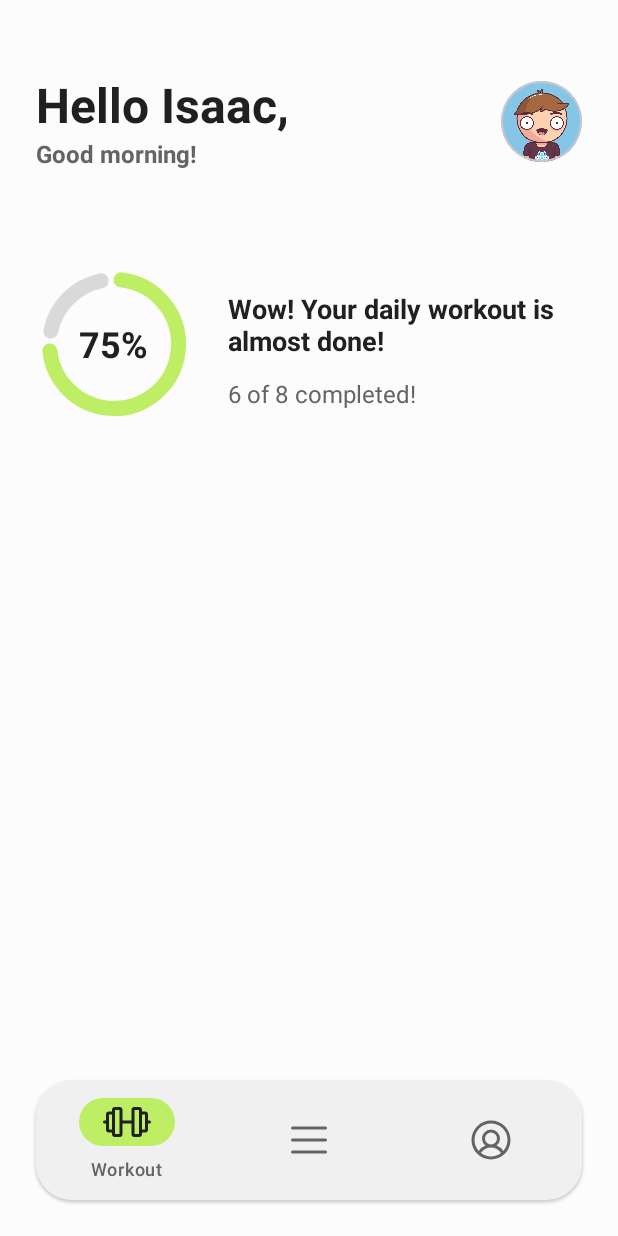
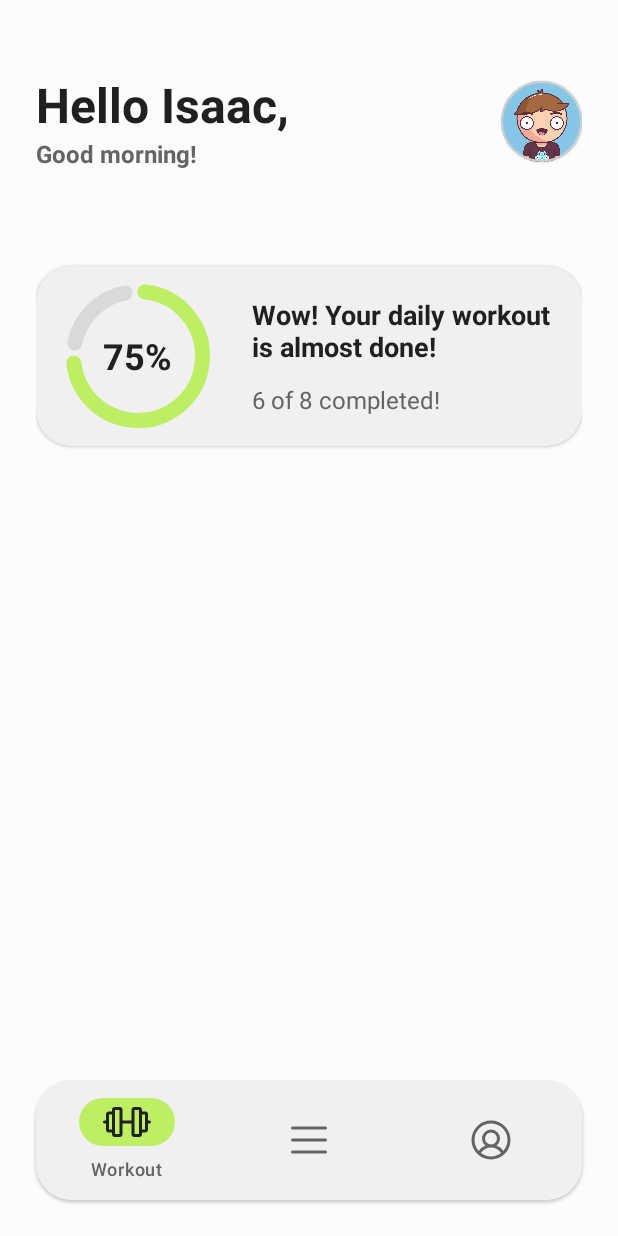
Before and after one commit to eoisaac/wod, an Android app: the MainActivity screen opened directly, with no data from a screen before it, on a phone screen of 412 x 824 dp. Run offline under Robolectric (Android 15) with nearby library versions, the light colour scheme and no system bars.

Commit message:
feat: create card component style

```diff
--- a/app/src/main/res/layout/activity_main.xml
+++ b/app/src/main/res/layout/activity_main.xml
@@ -17,14 +17,14 @@
             app:layout_constraintBottom_toBottomOf="parent"
     />
 
-    <androidx.cardview.widget.CardView
+    <com.google.android.material.card.MaterialCardView
             android:id="@+id/nav_card_view"
             android:layout_width="match_parent"
             android:layout_height="wrap_content"
+            android:layout_marginTop="64dp"
+            style="@style/NoBorderCard"
             android:layout_marginHorizontal="24dp"
             android:layout_marginBottom="24dp"
-            app:cardCornerRadius="24dp"
-            app:cardElevation="1dp"
             app:layout_constraintStart_toStartOf="parent"
             app:layout_constraintEnd_toEndOf="parent"
             app:layout_constraintBottom_toBottomOf="parent"
@@ -46,6 +46,6 @@
                 app:layout_constraintEnd_toEndOf="parent"
                 app:layout_constraintBottom_toBottomOf="parent"
         />
-    </androidx.cardview.widget.CardView>
+    </com.google.android.material.card.MaterialCardView>
 
 </androidx.constraintlayout.widget.ConstraintLayout>
--- a/app/src/main/res/layout/fragment_profile.xml
+++ b/app/src/main/res/layout/fragment_profile.xml
@@ -29,6 +29,7 @@
                 android:id="@+id/profile_picture_card_view"
                 android:layout_width="128dp"
                 android:layout_height="128dp"
+                style="@style/BorderCard"
                 app:cardCornerRadius="999dp"
                 android:layout_marginTop="64dp"
                 app:layout_constraintTop_toTopOf="parent"
--- a/app/src/main/res/layout/fragment_workout.xml
+++ b/app/src/main/res/layout/fragment_workout.xml
@@ -28,7 +28,7 @@
                 android:id="@+id/time_greeting_text_view"
                 android:layout_width="wrap_content"
                 android:layout_height="wrap_content"
-                android:text="-"
+                android:text="Greeting"
                 style="@style/BodyTextStyle"
                 android:textStyle="bold"
                 app:layout_constraintStart_toStartOf="@id/greeting_text_view"
@@ -39,6 +39,7 @@
                 android:id="@+id/profile_picture_card_view"
                 android:layout_width="54dp"
                 android:layout_height="54dp"
+                style="@style/BorderCard"
                 app:cardCornerRadius="999dp"
                 app:layout_constraintEnd_toEndOf="parent"
                 app:layout_constraintTop_toTopOf="@+id/greeting_text_view"
@@ -51,14 +52,30 @@
             />
         </com.google.android.material.card.MaterialCardView>
 
+        <com.google.android.material.card.MaterialCardView
+                android:id="@+id/progress_card_container"
+                android:layout_width="match_parent"
+                android:layout_height="wrap_content"
+                android:layout_marginTop="64dp"
+                style="@style/NoBorderCard"
+                app:layout_constraintTop_toBottomOf="@id/time_greeting_text_view"
+                app:layout_constraintStart_toStartOf="parent"
+                app:layout_constraintEnd_toEndOf="parent"
+        >
+            <androidx.constraintlayout.widget.ConstraintLayout
+                    xmlns:app="http://schemas.android.com/apk/res-auto"
+                    android:layout_width="match_parent"
+                    android:layout_height="match_parent"
+                    tools:context=".views.SignInActivity"
+                    android:paddingHorizontal="16dp"
+                    android:paddingVertical="8dp"
+            >
                 <RelativeLayout
                         android:id="@+id/progress_indicator_container"
                         android:layout_width="wrap_content"
                         android:layout_height="wrap_content"
-                android:layout_marginTop="64dp"
                         app:layout_constraintStart_toStartOf="parent"
-                app:layout_constraintTop_toBottomOf="@id/time_greeting_text_view"
-                app:layout_constraintEnd_toStartOf="@id/progress_message_text_view"
+                        app:layout_constraintTop_toTopOf="parent"
                 >
                     <com.google.android.material.progressindicator.CircularProgressIndicator
                             android:id="@+id/circular_progress_indicator"
@@ -93,10 +110,11 @@
                         android:textSize="18sp"
                         android:textColor="@color/gray_12"
                         android:layout_marginStart="24dp"
-                android:layout_marginTop="16dp"
-                app:layout_constraintStart_toEndOf="@id/progress_indicator_container"
-                app:layout_constraintTop_toTopOf="@id/progress_indicator_container"
+                        app:layout_constraintStart_toEndOf="@+id/progress_indicator_container"
+                        app:layout_constraintTop_toTopOf="@+id/progress_indicator_container"
+                        app:layout_constraintBottom_toTopOf="@+id/total_exercises_text_view"
                         app:layout_constraintEnd_toEndOf="parent"
+
                 />
                 <com.google.android.material.textview.MaterialTextView
                         android:id="@+id/total_exercises_text_view"
@@ -104,11 +122,12 @@
                         android:layout_height="wrap_content"
                         android:text="6 of 8 completed!"
                         style="@style/BodyTextStyle"
-                android:layout_marginTop="12dp"
+                        app:layout_constraintTop_toBottomOf="@id/progress_message_text_view"
                         app:layout_constraintStart_toStartOf="@id/progress_message_text_view"
-                app:layout_constraintTop_toBottomOf="@id/progress_message_text_view"
-                app:layout_constraintEnd_toEndOf="@id/progress_message_text_view"
+                        app:layout_constraintBottom_toBottomOf="parent"
                 />
+            </androidx.constraintlayout.widget.ConstraintLayout>
+        </com.google.android.material.card.MaterialCardView>
 
     </androidx.constraintlayout.widget.ConstraintLayout>
 </FrameLayout>
--- a/app/src/main/res/values/styles.xml
+++ b/app/src/main/res/values/styles.xml
@@ -38,6 +38,21 @@
         <item name="android:textColor">@color/gray_11</item>
     </style>
 
+    <!-- Card -->
+    <style name="BorderCard" parent="Widget.MaterialComponents.CardView">
+        <item name="cardCornerRadius">24dp</item>
+        <item name="cardBackgroundColor">@color/gray_3</item>
+        <item name="cardElevation">1dp</item>
+        <item name="strokeColor">@color/gray_7</item>
+    </style>
+
+    <style name="NoBorderCard" parent="Widget.MaterialComponents.CardView">
+        <item name="cardCornerRadius">24dp</item>
+        <item name="cardBackgroundColor">@color/gray_3</item>
+        <item name="cardElevation">1dp</item>
+        <item name="strokeColor">@color/gray_3</item>
+    </style>
+
     <!-- Buttons -->
     <style name="PrimaryButtonStyle" parent="Widget.Material3.Button">
         <item name="android:textColor">@color/gray_dark</item>
@@ -61,4 +76,6 @@
         <item name="android:textSize">16sp</item>
         <item name="buttonIconTint">@color/gray_dark</item>
     </style>
+
+
 </resources>
```
Lines whose indentation alone changed are shown as unchanged.
